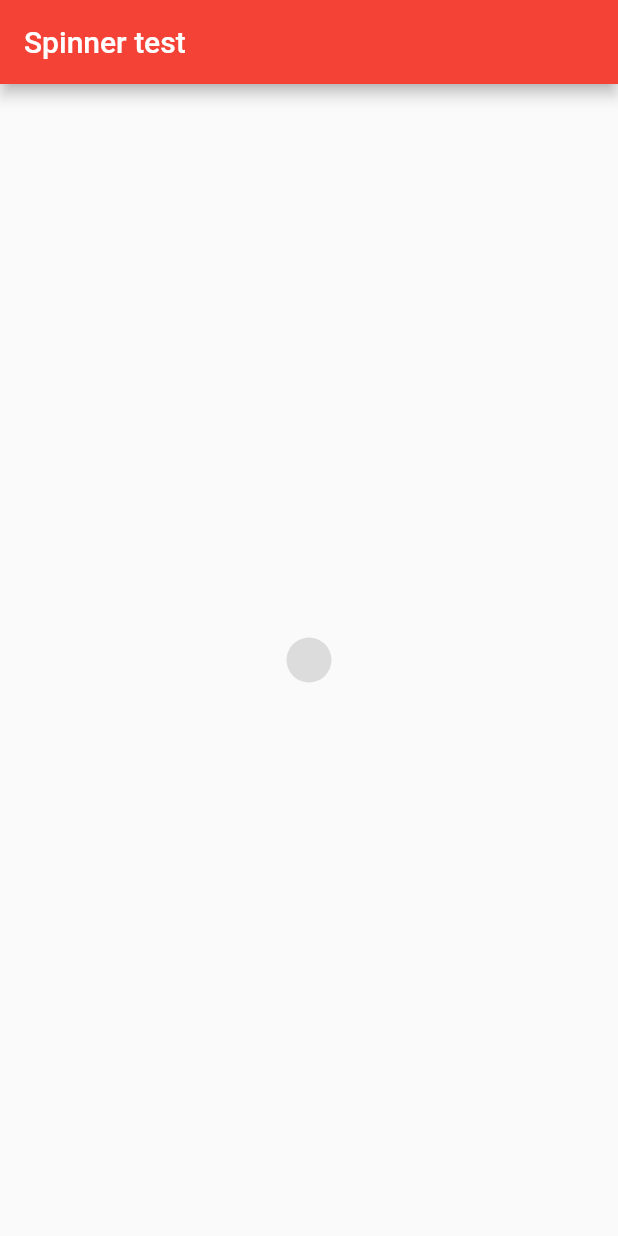
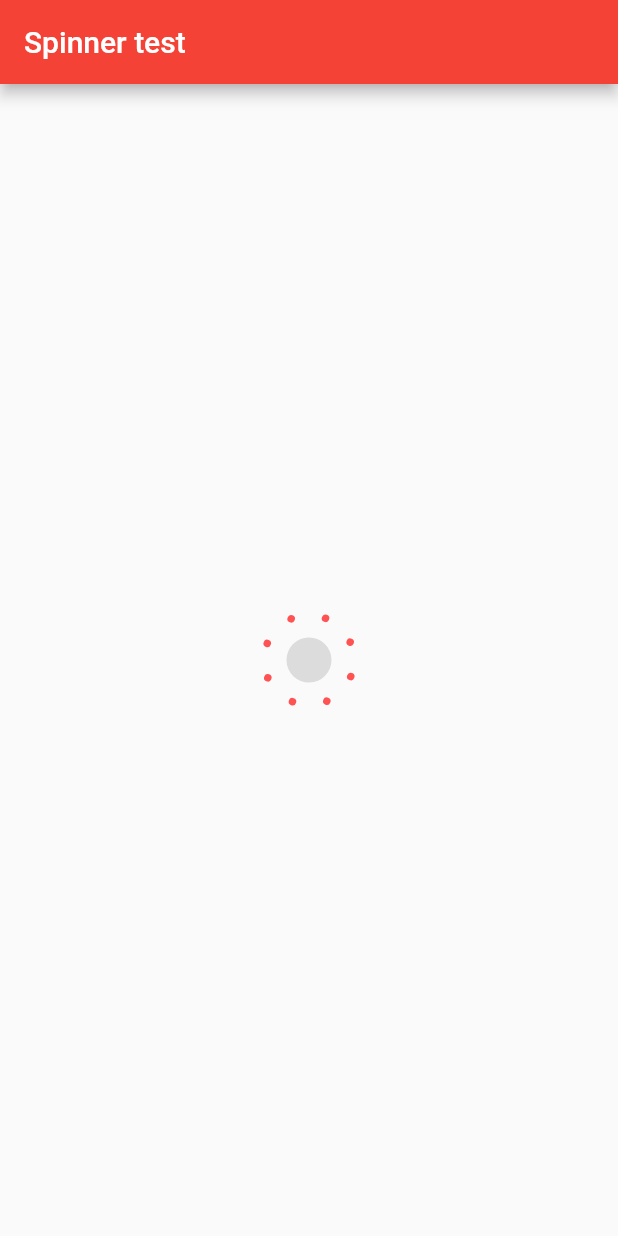
Before and after one commit to mwmw7/flutter_app, a Flutter app: the screen it shows after launch, on a phone screen of 412 x 824 dp. Run offline on Flutter 3.47's test engine with Material 2 defaults, Android fonts, the phone set to English and light mode, and no system bars.

Commit message:
Add animated dot with rotation and radius tween

```diff
--- a/lib/spinner.dart
+++ b/lib/spinner.dart
@@ -1,3 +1,5 @@
+import 'dart:math';
+
 import 'package:flutter/material.dart';
 
 class Spinner extends StatefulWidget {
@@ -5,27 +7,123 @@ class Spinner extends StatefulWidget {
   _SpinnerState createState() => _SpinnerState();
 }
 
-class _SpinnerState extends State<Spinner> with SingleTickerProviderStateMixin{
+class _SpinnerState extends State<Spinner> with SingleTickerProviderStateMixin {
   AnimationController controller;
   Animation<double> animation_rotation;
   Animation<double> animation_radius_in;
   Animation<double> animation_radius_out;
+
+  final double initialRadius = 30;
+  double radius = 0.0;
+
+  @override
+  void initState() {
+    super.initState();
+    controller =
+        AnimationController(vsync: this, duration: Duration(seconds: 5));
+    animation_rotation = Tween<double>(begin: 0.0, end: 1.0).animate(
+        CurvedAnimation(
+            parent: controller,
+            curve: Interval(0.0, 1.0, curve: Curves.linear)));
+    animation_radius_in = Tween<double>(begin: 1.0, end: 0.0).animate(
+        CurvedAnimation(
+            parent: controller,
+            curve: Interval(0.75, 1.0, curve: Curves.elasticIn)));
+    animation_radius_out = Tween<double>(begin: 0.0, end: 1.0).animate(
+        CurvedAnimation(
+            parent: controller,
+            curve: Interval(0.00, 0.25, curve: Curves.elasticOut)));
+
+    controller.addListener(() {
+      setState(() {
+        if (controller.value >= 0.75 && controller.value <= 1.0) {
+          radius = animation_radius_in.value * initialRadius;
+        } else if (controller.value >= 0.0 && controller.value <= 0.25) {
+          radius = animation_radius_out.value * initialRadius;
+        }
+      });
+    });
+    controller.repeat();
+  }
 
   @override
   Widget build(BuildContext context) {
     return Container(
       width: 100.0,
       height: 100.0,
-      child: Center(
-        child:Stack(
-            children:<Widget>[
+      child:Center(
+      child: RotationTransition(
+          turns: animation_rotation,
+          child: Stack(children: <Widget>[
             Dot(
               radius: 30.0,
               color: Colors.black12,
+            ),
+            Transform.translate(
+              offset: Offset(radius * cos(pi / 4), radius * sin(pi / 4)),
+              child: Dot(
+                radius: 5.0,
+                color: Colors.redAccent,
+              ),
+            ),
+            Transform.translate(
+              offset:
+                  Offset(radius * cos(2 * pi / 4), radius * sin(2 * pi / 4)),
+              child: Dot(
+                radius: 5.0,
+                color: Colors.redAccent,
+              ),
+            ),
+            Transform.translate(
+              offset:
+                  Offset(radius * cos(3 * pi / 4), radius * sin(3 * pi / 4)),
+              child: Dot(
+                radius: 5.0,
+                color: Colors.redAccent,
+              ),
+            ),
+            Transform.translate(
+              offset:
+                  Offset(radius * cos(4 * pi / 4), radius * sin(4 * pi / 4)),
+              child: Dot(
+                radius: 5.0,
+                color: Colors.redAccent,
+              ),
+            ),
+            Transform.translate(
+              offset:
+                  Offset(radius * cos(5 * pi / 4), radius * sin(5 * pi / 4)),
+              child: Dot(
+                radius: 5.0,
+                color: Colors.redAccent,
+              ),
+            ),
+            Transform.translate(
+              offset:
+                  Offset(radius * cos(6 * pi / 4), radius * sin(6 * pi / 4)),
+              child: Dot(
+                radius: 5.0,
+                color: Colors.redAccent,
+              ),
+            ),
+            Transform.translate(
+              offset:
+                  Offset(radius * cos(7 * pi / 4), radius * sin(7 * pi / 4)),
+              child: Dot(
+                radius: 5.0,
+                color: Colors.redAccent,
+              ),
+            ),
+            Transform.translate(
+              offset:
+                  Offset(radius * cos(8 * pi / 4), radius * sin(8 * pi / 4)),
+              child: Dot(
+                radius: 5.0,
+                color: Colors.redAccent,
+              ),
             )
-            ]
+          ])),
       )
-              ),
     );
   }
 }
@@ -35,14 +133,14 @@ class Dot extends StatelessWidget {
   final Color color;
 
   Dot({this.radius, this.color});
+
   @override
   Widget build(BuildContext context) {
-    return Container(
+    return Center(
+      child: Container(
         width: this.radius,
         height: this.radius,
-      decoration: BoxDecoration(
-        color: this.color,
-        shape: BoxShape.circle
+        decoration: BoxDecoration(color: this.color, shape: BoxShape.circle),
       ),
     );
   }
```
Lines whose indentation alone changed are shown as unchanged.
